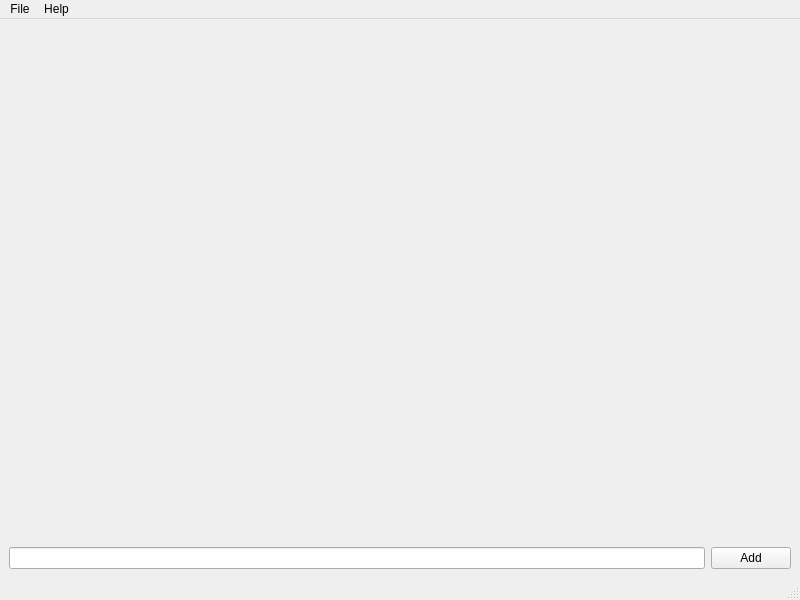
Above: main.ui from twopoint718/Scheduler before the change. Below: the same form after it.
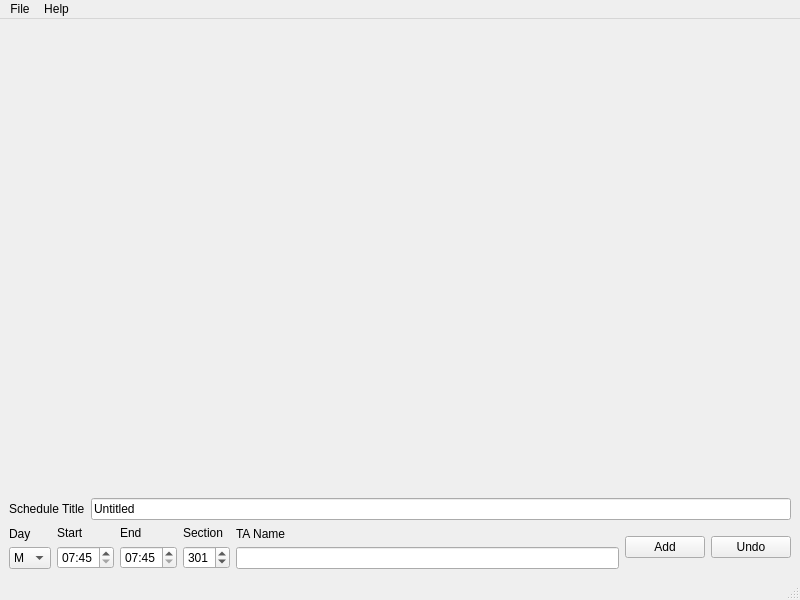
That is the form after the change.

Commit message: incremental, basic GUI working

Patch:
```diff
--- a/main.ui
+++ b/main.ui
@@ -18,10 +18,167 @@
     <item>
      <widget class="QWidget" name="svgWidget" native="true"/>
     </item>
+    <item>
+     <layout class="QHBoxLayout" name="horizontalLayout_2">
+      <item>
+       <widget class="QLabel" name="label_6">
+        <property name="text">
+         <string>Schedule Title</string>
+        </property>
+       </widget>
+      </item>
+      <item>
+       <widget class="QLineEdit" name="schedule_title">
+        <property name="text">
+         <string>Untitled</string>
+        </property>
+       </widget>
+      </item>
+     </layout>
+    </item>
     <item>
      <layout class="QHBoxLayout" name="horizontalLayout">
       <item>
-       <widget class="QLineEdit" name="lineEdit"/>
+       <layout class="QVBoxLayout" name="verticalLayout_2">
+        <item>
+         <widget class="QLabel" name="label">
+          <property name="text">
+           <string>Day</string>
+          </property>
+         </widget>
+        </item>
+        <item>
+         <widget class="QComboBox" name="day">
+          <item>
+           <property name="text">
+            <string>M</string>
+           </property>
+          </item>
+          <item>
+           <property name="text">
+            <string>T</string>
+           </property>
+          </item>
+          <item>
+           <property name="text">
+            <string>W</string>
+           </property>
+          </item>
+          <item>
+           <property name="text">
+            <string>R</string>
+           </property>
+          </item>
+          <item>
+           <property name="text">
+            <string>F</string>
+           </property>
+          </item>
+         </widget>
+        </item>
+       </layout>
+      </item>
+      <item>
+       <layout class="QVBoxLayout" name="verticalLayout_3">
+        <item>
+         <widget class="QLabel" name="label_2">
+          <property name="text">
+           <string>Start</string>
+          </property>
+         </widget>
+        </item>
+        <item>
+         <widget class="QTimeEdit" name="start_time">
+          <property name="maximumTime">
+           <time>
+            <hour>23</hour>
+            <minute>0</minute>
+            <second>0</second>
+           </time>
+          </property>
+          <property name="minimumTime">
+           <time>
+            <hour>7</hour>
+            <minute>45</minute>
+            <second>0</second>
+           </time>
+          </property>
+          <property name="displayFormat">
+           <string>HH:mm</string>
+          </property>
+         </widget>
+        </item>
+       </layout>
+      </item>
+      <item>
+       <layout class="QVBoxLayout" name="verticalLayout_8">
+        <item>
+         <widget class="QLabel" name="label_4">
+          <property name="text">
+           <string>End</string>
+          </property>
+         </widget>
+        </item>
+        <item>
+         <widget class="QTimeEdit" name="end_time">
+          <property name="maximumTime">
+           <time>
+            <hour>23</hour>
+            <minute>0</minute>
+            <second>0</second>
+           </time>
+          </property>
+          <property name="minimumTime">
+           <time>
+            <hour>7</hour>
+            <minute>45</minute>
+            <second>0</second>
+           </time>
+          </property>
+          <property name="displayFormat">
+           <string>HH:mm</string>
+          </property>
+         </widget>
+        </item>
+       </layout>
+      </item>
+      <item>
+       <layout class="QVBoxLayout" name="verticalLayout_4">
+        <item>
+         <widget class="QLabel" name="label_3">
+          <property name="text">
+           <string>Section</string>
+          </property>
+         </widget>
+        </item>
+        <item>
+         <widget class="QSpinBox" name="section_number">
+          <property name="minimum">
+           <number>1</number>
+          </property>
+          <property name="maximum">
+           <number>999</number>
+          </property>
+          <property name="value">
+           <number>301</number>
+          </property>
+         </widget>
+        </item>
+       </layout>
+      </item>
+      <item>
+       <layout class="QVBoxLayout" name="verticalLayout_6">
+        <item>
+         <widget class="QLabel" name="label_5">
+          <property name="text">
+           <string>TA Name</string>
+          </property>
+         </widget>
+        </item>
+        <item>
+         <widget class="QLineEdit" name="ta_name"/>
+        </item>
+       </layout>
       </item>
       <item>
        <widget class="QPushButton" name="pushButton">
@@ -30,6 +187,13 @@
         </property>
        </widget>
       </item>
+      <item>
+       <widget class="QPushButton" name="undoButton">
+        <property name="text">
+         <string>Undo</string>
+        </property>
+       </widget>
+      </item>
      </layout>
     </item>
    </layout>
```
The commit also changes 2 other files.
